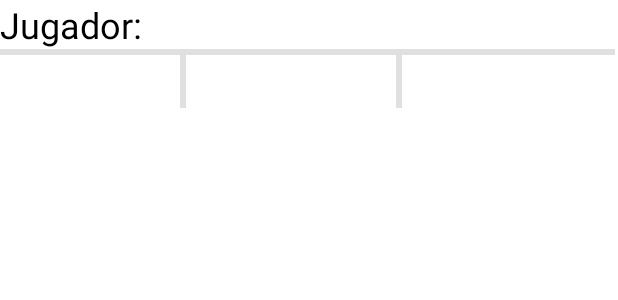
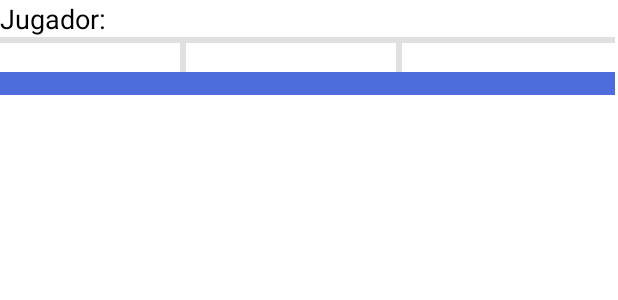
Before and after one commit to lautaro1910/ParqueDeDiversiones-Android, an Android app: the layout item_jugador.xml on its own in the app's theme, with its tools: preview values and no code run, on a phone screen of 412 x 824 dp. Shown: the top 300 px of the screen. Run offline under Robolectric (Android 15) with nearby library versions, the phone set to English and light mode, and no system bars.

Commit message:
Cambios del parque

```diff
--- a/app/src/main/java/com/example/ejercicio4/adapt/ListaJugadoresAdapter.java
+++ b/app/src/main/java/com/example/ejercicio4/adapt/ListaJugadoresAdapter.java
@@ -62,7 +62,7 @@ public class ListaJugadoresAdapter extends BaseAdapter {
 
         viewNombreJugador.setText(nombreJugador);
         viewComplejidad.setText(complejidad);
-        viewPuntaje.setText(Integer.toString(puntaje));
+        viewPuntaje.setText(Integer.toString(puntaje)+" pts");
         viewNivel.setText(nivel);
         //Devolvemos la vista inflada
         return v;
--- a/app/src/main/res/layout/item_jugador.xml
+++ b/app/src/main/res/layout/item_jugador.xml
@@ -20,7 +20,7 @@
                 android:text="Jugador:"
                 android:textAlignment="center"
                 android:textColor="#000000"
-                android:textSize="24sp" />
+                android:textSize="18sp" />
 
             <TextView
                 android:id="@+id/viewNombreJugador"
@@ -29,7 +29,7 @@
                 android:text=""
                 android:textAlignment="center"
                 android:textColor="#000000"
-                android:textSize="24sp" />
+                android:textSize="18sp" />
 
         </LinearLayout>
         <View
@@ -51,11 +51,11 @@
                 <TextView
                     android:id="@+id/viewNivel"
                     android:layout_width="120dp"
-                    android:layout_height="35dp"
+                    android:layout_height="wrap_content"
                     android:text=""
                     android:textAlignment="center"
                     android:textColor="#000000"
-                    android:textSize="20sp"/>
+                    android:textSize="14sp"/>
 
                 <View
                     android:id="@+id/divider3"
@@ -66,11 +66,11 @@
                 <TextView
                     android:id="@+id/viewComplejidad"
                     android:layout_width="140dp"
-                    android:layout_height="34dp"
+                    android:layout_height="wrap_content"
                     android:text=""
                     android:textAlignment="center"
                     android:textColor="#000000"
-                    android:textSize="20sp"/>
+                    android:textSize="14sp"/>
 
                 <View
                     android:id="@+id/divider4"
@@ -81,13 +81,22 @@
                 <TextView
                     android:id="@+id/viewPuntaje"
                     android:layout_width="142dp"
-                    android:layout_height="34dp"
+                    android:layout_height="wrap_content"
                     android:text=""
                     android:textAlignment="center"
                     android:textColor="#000000"
-                    android:textSize="20sp"/>
+                    android:textSize="14sp"/>
             </LinearLayout>
         </LinearLayout>
+
+        <View
+            android:id="@+id/divider7"
+            android:layout_width="match_parent"
+            android:layout_height="15dp"
+            android:layout_weight="1"
+            android:background="?android:attr/listDivider"
+            android:backgroundTint="#4E6DDD"
+            android:backgroundTintMode="add" />
 
 
     </LinearLayout>
```
Also changed, not shown: app/src/main/java/com/example/ejercicio4/MainActivity.java (+0 -17 lines), app/src/main/java/com/example/ejercicio4/db/DBJuegos.java (+9 -7 lines).
